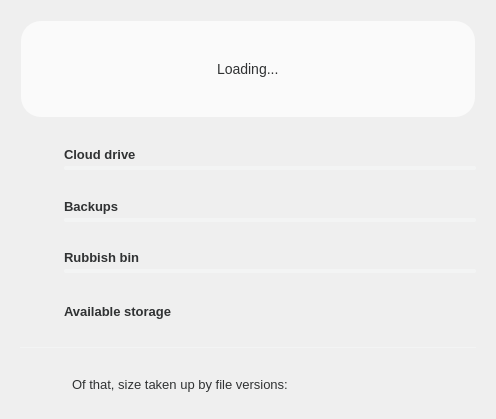
This is src/MEGASync/gui/ui/AccountDetailsDialog.ui in meganz/MEGAsync as Qt 5 draws it before an edit. The edited form follows.
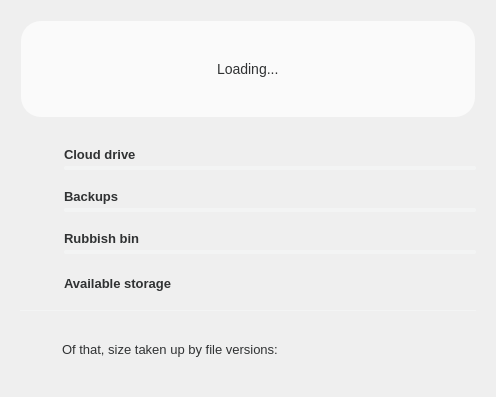
This is the edited form. Icons and pictures are not drawn. Custom widgets are drawn as their Qt base class.

Diff of the .ui file:
```diff
--- a/src/MEGASync/gui/ui/AccountDetailsDialog.ui
+++ b/src/MEGASync/gui/ui/AccountDetailsDialog.ui
@@ -10,13 +10,25 @@
     <x>0</x>
     <y>0</y>
     <width>496</width>
-    <height>419</height>
+    <height>397</height>
    </rect>
   </property>
+  <property name="sizePolicy">
+   <sizepolicy hsizetype="Fixed" vsizetype="Fixed">
+    <horstretch>0</horstretch>
+    <verstretch>0</verstretch>
+   </sizepolicy>
+  </property>
   <property name="minimumSize">
    <size>
     <width>496</width>
-    <height>419</height>
+    <height>397</height>
+   </size>
+  </property>
+  <property name="maximumSize">
+   <size>
+    <width>496</width>
+    <height>397</height>
    </size>
   </property>
   <property name="windowTitle">
@@ -39,37 +51,37 @@
 
 #wCircularStorage, #wCircularTransfer
 {
-qproperty-outerCircleBackgroundColor: #f3f4f4; /*colorToken.surface-2*/
-qproperty-innerCircleBackgroundColor: #ffffff; /*colorToken.page-background*/
+qproperty-outerCircleBackgroundColor: #fff3f4f4; /*colorToken.surface-2*/
+qproperty-innerCircleBackgroundColor: #ffffffff; /*colorToken.page-background*/
 
-qproperty-lightOkProgressBarColors: #477ef7; /*colorToken.indicator-indigo*/
-qproperty-darkOkProgressBarColors: #477ef7; /*colorToken.indicator-indigo*/
-qproperty-lightWarnProgressBarColors: #fb6514; /*colorToken.indicator-orange*/
-qproperty-darkWarnProgressBarColors: #fb6514; /*colorToken.indicator-orange*/
-qproperty-lightFullProgressBarColors: #F63D6B; /*colorToken.indicator-pink*/
-qproperty-darkFullProgressBarColors: #F63D6B; /*colorToken.indicator-pink*/
+qproperty-lightOkProgressBarColors: #ff477ef7; /*colorToken.indicator-indigo*/
+qproperty-darkOkProgressBarColors: #ff477ef7; /*colorToken.indicator-indigo*/
+qproperty-lightWarnProgressBarColors: #fffb6514; /*colorToken.indicator-orange*/
+qproperty-darkWarnProgressBarColors: #fffb6514; /*colorToken.indicator-orange*/
+qproperty-lightFullProgressBarColors: #ffF63D6B; /*colorToken.indicator-pink*/
+qproperty-darkFullProgressBarColors: #ffF63D6B; /*colorToken.indicator-pink*/
 
-qproperty-okStateTextColor: #303233; /*colorToken.text-primary*/
+qproperty-okStateTextColor: #ff303233; /*colorToken.text-primary*/
 }
 
 #AccountDetailsDialog[storageState=&quot;warning&quot;] #headerBox #lUsedStorage
 {
-color: #fb6514; /*colorToken.indicator-orange*/
+color: #fffb6514; /*colorToken.indicator-orange*/
 }
 
 #AccountDetailsDialog[storageState=&quot;full&quot;] #headerBox #lUsedStorage
 {
-color: #f63d6b; /*colorToken.indicator-pink*/
+color: #fff63d6b; /*colorToken.indicator-pink*/
 }
 
 #AccountDetailsDialog[transferState=&quot;warning&quot;] #headerBox #lUsedTransfer
 {
-color: #fb6514; /*colorToken.indicator-orange*/
+color: #fffb6514; /*colorToken.indicator-orange*/
 }
 
 #AccountDetailsDialog[transferState=&quot;full&quot;] #headerBox #lUsedTransfer
 {
-color: #f63d6b; /*colorToken.indicator-pink*/
+color: #fff63d6b; /*colorToken.indicator-pink*/
 }
 
 #pLoading, #pStorageAndTransferUsage, #wStorageUsage, #wTransferUsage, #wStorageDetails, #wTransferDetails
@@ -88,7 +100,7 @@
 
 #line
 {
-background-color: #f3f4f4; /*colorToken.surface-2*/
+background-color: #fff3f4f4; /*colorToken.surface-2*/
 border-style: none;
 }
 
@@ -96,7 +108,7 @@
 {
 border-style:none;
 border-radius:20px;
-background-color: #fafafa; /*colorToken.surface-1*/
+background-color: #fffafafa; /*colorToken.surface-1*/
 }
 
 QProgressBar
@@ -106,13 +118,13 @@
 max-height: 4px;
 border:0px;
 border-radius: 2px;
-background-color: #f3f4f4; /*colorToken.surface-2*/
+background-color: #fff3f4f4; /*colorToken.surface-2*/
 margin-bottom: 4px;
 }
 
 QProgressBar::chunk
 {
-background-color: #477EF7; /*colorToken.indicator-indigo*/
+background-color: #ff477EF7; /*colorToken.indicator-indigo*/
 border-radius: 2px;
 border:0px;
 }
@@ -137,7 +149,7 @@
 {
 font-family: &quot;Lato&quot;;
 background-color: transparent;
-color: #303233; /*colorToken.text-primary*/
+color: #ff303233; /*colorToken.text-primary*/
 font-size: 13px;
 }
 
@@ -226,7 +238,7 @@
     max-width:440px;
     min-width:10px;
     font-size: 14px;
-    color: #303233; /*colorToken.text-primary*/
+    color: #ff303233; /*colorToken.text-primary*/
     padding-left:24px;
     padding-right:24px;
     qproperty-alignment: 'AlignVCenter | AlignHCenter';
@@ -321,7 +333,7 @@
   <property name="modal">
    <bool>false</bool>
   </property>
-  <layout class="QVBoxLayout" name="verticalLayout_6" stretch="0,0">
+  <layout class="QVBoxLayout" name="verticalLayout_6" stretch="0,1">
    <item>
     <widget class="QGroupBox" name="headerBox">
      <property name="title">
@@ -703,7 +715,7 @@
      </property>
      <layout class="QVBoxLayout" name="verticalLayout_4">
       <property name="spacing">
-       <number>20</number>
+       <number>10</number>
       </property>
       <item>
        <widget class="QWidget" name="wCloudDrive" native="true">
```
